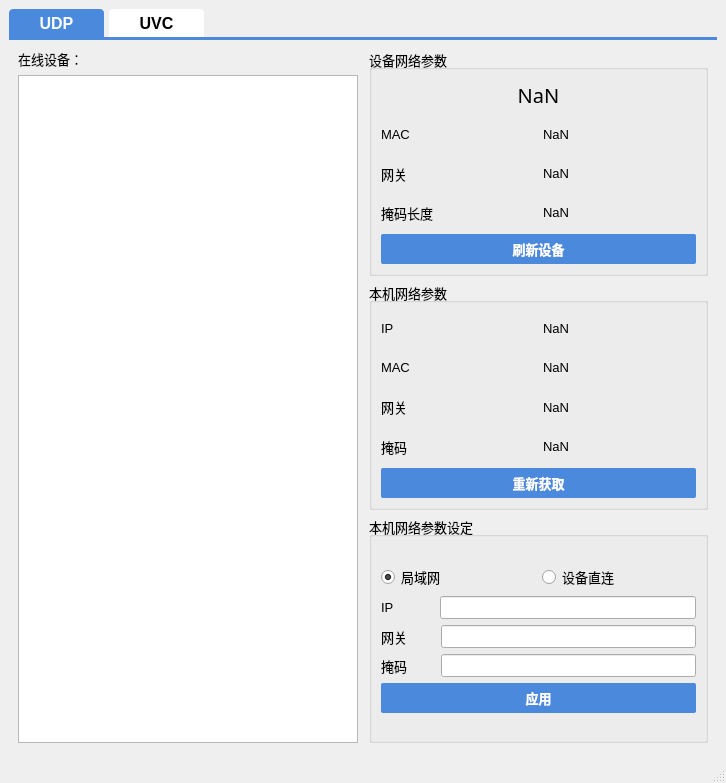
This is mainwindow.ui in zyxeeker/CameraTool_Qt as Qt 5 draws it before an edit. The edited form follows.
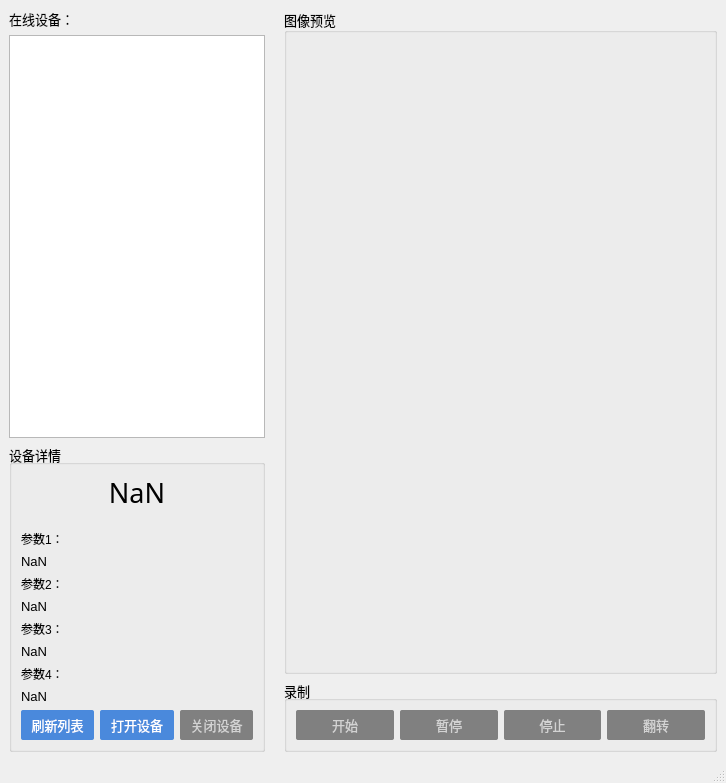
This is the edited form. The open tabs and pages were chosen to show the change. Icons and pictures are not drawn.

What changed in the file:
```diff
--- a/mainwindow.ui
+++ b/mainwindow.ui
@@ -28,674 +28,86 @@
    </property>
    <layout class="QGridLayout" name="gridLayout">
     <item row="0" column="0">
-     <widget class="QTabWidget" name="tabWidget">
-      <property name="font">
-       <font>
-        <family>Leelawadee UI</family>
-        <pointsize>12</pointsize>
-        <weight>75</weight>
-        <bold>true</bold>
-       </font>
-      </property>
-      <property name="styleSheet">
-       <string notr="true">QTabWidget::pane {
-border:none;
-border-top:3px solid #4a89dc;
-background:transparent;
-}
-QTabWidget::tab-bar {
-border:none;
-}
-QTabBar::tab {
-border: none;
-border-top-left-radius: 4px;
-border-top-right-radius: 4px;
-color: rgb(0, 0, 0);
-background: rgb(255, 255, 255, 255);
-height: 28px;
-min-width: 85px;
-margin-right: 5px;
-padding-left: 5px;
-padding-right: 5px;
-}
-QTabBar::tab:hover {
-background: #5d9cec;
-}
-QTabBar::tab:selected {
-color: white;
-background: #4a89dc;
-}
-</string>
-      </property>
-      <property name="currentIndex">
-       <number>1</number>
-      </property>
-      <widget class="QWidget" name="udp">
-       <attribute name="title">
-        <string>UDP</string>
-       </attribute>
-       <layout class="QGridLayout" name="gridLayout_9">
-        <item row="0" column="0">
-         <layout class="QGridLayout" name="gridLayout_8">
-          <item row="0" column="0">
-           <layout class="QVBoxLayout" name="verticalLayout_2">
-            <item>
-             <widget class="QLabel" name="label_13">
-              <property name="font">
-               <font>
-                <family>Microsoft YaHei UI</family>
-                <pointsize>10</pointsize>
-               </font>
-              </property>
-              <property name="text">
-               <string>在线设备：</string>
-              </property>
-             </widget>
-            </item>
-            <item>
-             <widget class="QListWidget" name="list"/>
-            </item>
-           </layout>
-          </item>
-          <item row="0" column="2">
-           <layout class="QGridLayout" name="gridLayout_7">
-            <item row="0" column="0">
-             <widget class="QGroupBox" name="groupBox">
-              <property name="font">
-               <font>
-                <family>Microsoft YaHei UI</family>
-                <pointsize>10</pointsize>
-               </font>
-              </property>
-              <property name="title">
-               <string>设备网络参数</string>
-              </property>
-              <layout class="QGridLayout" name="gridLayout_2">
-               <item row="0" column="0">
-                <layout class="QVBoxLayout" name="verticalLayout_4">
-                 <item>
-                  <layout class="QVBoxLayout" name="verticalLayout_3">
-                   <property name="spacing">
-                    <number>8</number>
-                   </property>
-                   <item>
-                    <layout class="QHBoxLayout" name="horizontalLayout_9">
-                     <item>
-                      <widget class="QLabel" name="device_ip">
-                       <property name="font">
-                        <font>
-                         <family>Candara
-                                                                                                 </family>
-                         <pointsize>15</pointsize>
-                        </font>
-                       </property>
-                       <property name="text">
-                        <string>NaN</string>
-                       </property>
-                       <property name="alignment">
-                        <set>Qt::AlignCenter</set>
-                       </property>
-                      </widget>
-                     </item>
-                    </layout>
-                   </item>
-                   <item>
-                    <layout class="QHBoxLayout" name="horizontalLayout_13">
-                     <item>
-                      <widget class="QLabel" name="label_20">
-                       <property name="font">
-                        <font>
-                         <family>Microsoft YaHei UI</family>
-                         <pointsize>10</pointsize>
-                        </font>
-                       </property>
-                       <property name="text">
-                        <string>MAC</string>
-                       </property>
-                      </widget>
-                     </item>
-                     <item>
-                      <widget class="QLabel" name="device_mac">
-                       <property name="font">
-                        <font>
-                         <family>Microsoft YaHei UI</family>
-                         <pointsize>10</pointsize>
-                        </font>
-                       </property>
-                       <property name="text">
-                        <string>NaN</string>
-                       </property>
-                      </widget>
-                     </item>
-                    </layout>
-                   </item>
-                   <item>
-                    <layout class="QHBoxLayout" name="horizontalLayout_11">
-                     <item>
-                      <widget class="QLabel" name="label_19">
-                       <property name="font">
-                        <font>
-                         <family>Microsoft YaHei UI</family>
-                         <pointsize>10</pointsize>
-                        </font>
-                       </property>
-                       <property name="text">
-                        <string>网关</string>
-                       </property>
-                      </widget>
-                     </item>
-                     <item>
-                      <widget class="QLabel" name="device_gateway">
-                       <property name="font">
-                        <font>
-                         <family>Microsoft YaHei UI</family>
-                         <pointsize>10</pointsize>
-                        </font>
-                       </property>
-                       <property name="text">
-                        <string>NaN</string>
-                       </property>
-                      </widget>
-                     </item>
-                    </layout>
-                   </item>
-                   <item>
-                    <layout class="QHBoxLayout" name="horizontalLayout_10">
-                     <item>
-                      <widget class="QLabel" name="label_16">
-                       <property name="font">
-                        <font>
-                         <family>Microsoft YaHei UI</family>
-                         <pointsize>10</pointsize>
-                        </font>
-                       </property>
-                       <property name="text">
-                        <string>掩码长度</string>
-                       </property>
-                      </widget>
-                     </item>
-                     <item>
-                      <widget class="QLabel" name="mask">
-                       <property name="font">
-                        <font>
-                         <family>Microsoft YaHei UI</family>
-                         <pointsize>10</pointsize>
-                        </font>
-                       </property>
-                       <property name="text">
-                        <string>NaN</string>
-                       </property>
-                      </widget>
-                     </item>
-                    </layout>
-                   </item>
-                  </layout>
-                 </item>
-                 <item>
-                  <widget class="QPushButton" name="do_refresh">
-                   <property name="font">
-                    <font>
-                     <family>Microsoft YaHei UI</family>
-                     <pointsize>10</pointsize>
-                     <weight>75</weight>
-                     <bold>true</bold>
-                    </font>
-                   </property>
-                   <property name="styleSheet">
-                    <string notr="true">QPushButton{
-border-radius:2px;
-background-color:white;
-padding-top:5px;
-padding-bottom:5px;
-color:white;
-background-color:#4a89dc;
-}
-
-QPushButton:hover {
-background-color:#5d9cec;
-color:white;
-}
-
-QPushButton:pressed {
-background-color:#4a89dc;
-}
-
-QPushButton:disabled {
-background-color:gray;
-color:lightgray;
-}
-</string>
-                   </property>
-                   <property name="text">
-                    <string>刷新设备</string>
-                   </property>
-                  </widget>
-                 </item>
-                </layout>
-               </item>
-              </layout>
-             </widget>
-            </item>
-            <item row="1" column="0">
-             <widget class="QGroupBox" name="groupBox_2">
-              <property name="font">
-               <font>
-                <family>Microsoft YaHei UI</family>
-                <pointsize>10</pointsize>
-               </font>
-              </property>
-              <property name="title">
-               <string>本机网络参数</string>
-              </property>
-              <layout class="QGridLayout" name="gridLayout_3">
-               <item row="0" column="0">
-                <layout class="QVBoxLayout" name="verticalLayout_5">
-                 <item>
-                  <layout class="QVBoxLayout" name="verticalLayout_6">
-                   <property name="spacing">
-                    <number>8</number>
-                   </property>
-                   <item>
-                    <layout class="QHBoxLayout" name="horizontalLayout_14">
-                     <item>
-                      <widget class="QLabel" name="label_15">
-                       <property name="font">
-                        <font>
-                         <family>Microsoft YaHei UI</family>
-                         <pointsize>10</pointsize>
-                        </font>
-                       </property>
-                       <property name="text">
-                        <string>IP</string>
-                       </property>
-                      </widget>
-                     </item>
-                     <item>
-                      <widget class="QLabel" name="local_ip">
-                       <property name="font">
-                        <font>
-                         <family>Microsoft YaHei UI</family>
-                         <pointsize>10</pointsize>
-                        </font>
-                       </property>
-                       <property name="text">
-                        <string>NaN</string>
-                       </property>
-                      </widget>
-                     </item>
-                    </layout>
-                   </item>
-                   <item>
-                    <layout class="QHBoxLayout" name="horizontalLayout_15">
-                     <item>
-                      <widget class="QLabel" name="label_21">
-                       <property name="font">
-                        <font>
-                         <family>Microsoft YaHei UI</family>
-                         <pointsize>10</pointsize>
-                        </font>
-                       </property>
-                       <property name="text">
-                        <string>MAC</string>
-                       </property>
-                      </widget>
-                     </item>
-                     <item>
-                      <widget class="QLabel" name="local_mac">
-                       <property name="font">
-                        <font>
-                         <family>Microsoft YaHei UI</family>
-                         <pointsize>10</pointsize>
-                        </font>
-                       </property>
-                       <property name="text">
-                        <string>NaN</string>
-                       </property>
-                      </widget>
-                     </item>
-                    </layout>
-                   </item>
-                   <item>
-                    <layout class="QHBoxLayout" name="horizontalLayout_16">
-                     <item>
-                      <widget class="QLabel" name="label_22">
-                       <property name="font">
-                        <font>
-                         <family>Microsoft YaHei UI</family>
-                         <pointsize>10</pointsize>
-                        </font>
-                       </property>
-                       <property name="text">
-                        <string>网关</string>
-                       </property>
-                      </widget>
-                     </item>
-                     <item>
-                      <widget class="QLabel" name="local_gateway">
-                       <property name="font">
-                        <font>
-                         <family>Microsoft YaHei UI</family>
-                         <pointsize>10</pointsize>
-                        </font>
-                       </property>
-                       <property name="text">
-                        <string>NaN</string>
-                       </property>
-                      </widget>
-                     </item>
-                    </layout>
-                   </item>
-                   <item>
-                    <layout class="QHBoxLayout" name="horizontalLayout_17">
-                     <item>
-                      <widget class="QLabel" name="label_17">
-                       <property name="font">
-                        <font>
-                         <family>Microsoft YaHei UI</family>
-                         <pointsize>10</pointsize>
-                        </font>
-                       </property>
-                       <property name="text">
-                        <string>掩码</string>
-                       </property>
-                      </widget>
-                     </item>
-                     <item>
-                      <widget class="QLabel" name="local_mask">
-                       <property name="font">
-                        <font>
-                         <family>Microsoft YaHei UI</family>
-                         <pointsize>10</pointsize>
-                        </font>
-                       </property>
-                       <property name="text">
-                        <string>NaN</string>
-                       </property>
-                      </widget>
-                     </item>
-                    </layout>
-                   </item>
-                  </layout>
-                 </item>
-                 <item>
-                  <widget class="QPushButton" name="local_refresh">
-                   <property name="font">
-                    <font>
-                     <family>Microsoft YaHei UI</family>
-                     <pointsize>10</pointsize>
-                     <weight>75</weight>
-                     <bold>true</bold>
-                    </font>
-                   </property>
-                   <property name="styleSheet">
-                    <string notr="true">QPushButton{
-border-radius:2px;
-background-color:white;
-padding-top:5px;
-padding-bottom:5px;
-color:white;
-background-color:#4a89dc;
-}
-
-QPushButton:hover {
-background-color:#5d9cec;
-color:white;
-}
-
-QPushButton:pressed {
-background-color:#4a89dc;
-}
-
-QPushButton:disabled {
-background-color:gray;
-color:lightgray;
-}
-</string>
-                   </property>
-                   <property name="text">
-                    <string>重新获取</string>
-                   </property>
-                  </widget>
-                 </item>
-                </layout>
-               </item>
-              </layout>
-             </widget>
-            </item>
-            <item row="2" column="0">
-             <widget class="QGroupBox" name="groupBox_3">
-              <property name="font">
-               <font>
-                <family>Microsoft YaHei UI</family>
-                <pointsize>10</pointsize>
-               </font>
-              </property>
-              <property name="title">
-               <string>本机网络参数设定</string>
-              </property>
-              <layout class="QGridLayout" name="gridLayout_4">
-               <item row="0" column="0">
-                <layout class="QVBoxLayout" name="verticalLayout">
-                 <item>
-                  <layout class="QHBoxLayout" name="horizontalLayout">
-                   <item>
-                    <widget class="QRadioButton" name="lan">
-                     <property name="font">
-                      <font>
-                       <family>Microsoft YaHei UI</family>
-                      </font>
-                     </property>
-                     <property name="text">
-                      <string>局域网</string>
-                     </property>
-                     <property name="checked">
-                      <bool>true</bool>
-                     </property>
-                    </widget>
-                   </item>
-                   <item>
-                    <widget class="QRadioButton" name="direct">
-                     <property name="font">
-                      <font>
-                       <family>Microsoft YaHei UI</family>
-                      </font>
-                     </property>
-                     <property name="text">
-                      <string>设备直连</string>
-                     </property>
-                    </widget>
-                   </item>
-                  </layout>
-                 </item>
-                 <item>
-                  <layout class="QHBoxLayout" name="horizontalLayout_5">
-                   <item>
-                    <widget class="QLabel" name="label">
-                     <property name="font">
-                      <font>
-                       <family>Microsoft YaHei UI</family>
-                      </font>
-                     </property>
-                     <property name="text">
-                      <string>IP</string>
-                     </property>
-                    </widget>
-                   </item>
-                   <item>
-                    <spacer name="horizontalSpacer">
-                     <property name="orientation">
-                      <enum>Qt::Horizontal</enum>
-                     </property>
-                     <property name="sizeType">
-                      <enum>QSizePolicy::Minimum</enum>
-                     </property>
-                     <property name="sizeHint" stdset="0">
-                      <size>
-                       <width>40</width>
-                       <height>20</height>
-                      </size>
-                     </property>
-                    </spacer>
-                   </item>
-                   <item>
-                    <widget class="QLineEdit" name="ip_input">
-                     <property name="maxLength">
-                      <number>15</number>
-                     </property>
-                    </widget>
-                   </item>
-                  </layout>
-                 </item>
-                 <item>
-                  <layout class="QHBoxLayout" name="horizontalLayout_6">
-                   <item>
-                    <widget class="QLabel" name="label_2">
-                     <property name="font">
-                      <font>
-                       <family>Microsoft YaHei UI</family>
-                      </font>
-                     </property>
-                     <property name="text">
-                      <string>网关</string>
-                     </property>
-                    </widget>
-                   </item>
-                   <item>
-                    <spacer name="horizontalSpacer_2">
-                     <property name="orientation">
-                      <enum>Qt::Horizontal</enum>
-                     </property>
-                     <property name="sizeType">
-                      <enum>QSizePolicy::Minimum</enum>
-                     </property>
-                     <property name="sizeHint" stdset="0">
-                      <size>
-                       <width>28</width>
-                       <height>20</height>
-                      </size>
-                     </property>
-                    </spacer>
-                   </item>
-                   <item>
-                    <widget class="QLineEdit" name="gateway_input"/>
-                   </item>
-                  </layout>
-                 </item>
-                 <item>
-                  <layout class="QHBoxLayout" name="horizontalLayout_2">
-                   <item>
-                    <widget class="QLabel" name="label_3">
-                     <property name="font">
-                      <font>
-                       <family>Microsoft YaHei UI</family>
-                      </font>
-                     </property>
-                     <property name="text">
-                      <string>掩码</string>
-                     </property>
-                    </widget>
-                   </item>
-                   <item>
-                    <spacer name="horizontalSpacer_3">
-                     <property name="orientation">
-                      <enum>Qt::Horizontal</enum>
-                     </property>
-                     <property name="sizeType">
-                      <enum>QSizePolicy::Minimum</enum>
-                     </property>
-                     <property name="sizeHint" stdset="0">
-                      <size>
-                       <width>28</width>
-                       <height>20</height>
-                      </size>
-                     </property>
-                    </spacer>
-                   </item>
-                   <item>
-                    <widget class="QLineEdit" name="mask_input">
-                     <property name="maxLength">
-                      <number>15</number>
-                     </property>
-                    </widget>
-                   </item>
-                  </layout>
-                 </item>
-                 <item>
-                  <widget class="QPushButton" name="apply">
-                   <property name="font">
-                    <font>
-                     <family>Microsoft YaHei UI</family>
-                     <pointsize>10</pointsize>
-                     <weight>75</weight>
-                     <bold>true</bold>
-                    </font>
-                   </property>
-                   <property name="styleSheet">
-                    <string notr="true">QPushButton{
-border-radius:2px;
-background-color:white;
-padding-top:5px;
-padding-bottom:5px;
-color:white;
-background-color:#4a89dc;
-}
-
-QPushButton:hover {
-background-color:#5d9cec;
-color:white;
-}
-
-QPushButton:pressed {
-background-color:#4a89dc;
-}
-
-QPushButton:disabled {
-background-color:gray;
-color:lightgray;
-}
-</string>
-                   </property>
-                   <property name="text">
-                    <string>应用</string>
-                   </property>
-                  </widget>
-                 </item>
-                </layout>
-               </item>
-              </layout>
-             </widget>
-            </item>
-           </layout>
-          </item>
-          <item row="0" column="1">
-           <spacer name="horizontalSpacer_7">
-            <property name="orientation">
-             <enum>Qt::Horizontal</enum>
-            </property>
-            <property name="sizeType">
-             <enum>QSizePolicy::Minimum</enum>
-            </property>
-            <property name="sizeHint" stdset="0">
-             <size>
-              <width>5</width>
-              <height>20</height>
-             </size>
-            </property>
-           </spacer>
-          </item>
-         </layout>
-        </item>
-       </layout>
-      </widget>
-      <widget class="QWidget" name="uvc">
-       <attribute name="title">
-        <string>UVC</string>
-       </attribute>
-       <layout class="QGridLayout" name="gridLayout_13">
-        <item row="0" column="0">
          <layout class="QGridLayout" name="gridLayout_12">
           <item row="0" column="2">
            <layout class="QGridLayout" name="gridLayout_6">
+        <item row="1" column="0">
+         <widget class="QGroupBox" name="groupBox_4">
+          <property name="font">
+           <font>
+            <family>Microsoft YaHei</family>
+            <pointsize>10</pointsize>
+           </font>
+          </property>
+          <property name="title">
+           <string>图像预览</string>
+          </property>
+          <layout class="QGridLayout" name="gridLayout_11">
+           <item row="1" column="2">
+            <spacer name="horizontalSpacer_5">
+             <property name="orientation">
+              <enum>Qt::Horizontal</enum>
+             </property>
+             <property name="sizeHint" stdset="0">
+              <size>
+               <width>40</width>
+               <height>20</height>
+              </size>
+             </property>
+            </spacer>
+           </item>
+           <item row="1" column="0">
+            <spacer name="horizontalSpacer_4">
+             <property name="orientation">
+              <enum>Qt::Horizontal</enum>
+             </property>
+             <property name="sizeHint" stdset="0">
+              <size>
+               <width>40</width>
+               <height>20</height>
+              </size>
+             </property>
+            </spacer>
+           </item>
+           <item row="1" column="1">
+            <widget class="QLabel" name="frame">
+             <property name="pixmap">
+              <pixmap resource="image.qrc">:/image/res/no_signal.png</pixmap>
+             </property>
+             <property name="scaledContents">
+              <bool>true</bool>
+             </property>
+            </widget>
+           </item>
+           <item row="2" column="1">
+            <spacer name="verticalSpacer_3">
+             <property name="orientation">
+              <enum>Qt::Vertical</enum>
+             </property>
+             <property name="sizeHint" stdset="0">
+              <size>
+               <width>20</width>
+               <height>40</height>
+              </size>
+             </property>
+            </spacer>
+           </item>
+           <item row="0" column="1">
+            <spacer name="verticalSpacer_2">
+             <property name="orientation">
+              <enum>Qt::Vertical</enum>
+             </property>
+             <property name="sizeHint" stdset="0">
+              <size>
+               <width>20</width>
+               <height>40</height>
+              </size>
+             </property>
+            </spacer>
+           </item>
+          </layout>
+         </widget>
+        </item>
             <item row="2" column="0">
              <widget class="QGroupBox" name="groupBox_5">
               <property name="font">
@@ -898,84 +310,23 @@
               </layout>
              </widget>
             </item>
-            <item row="1" column="0">
-             <widget class="QGroupBox" name="groupBox_4">
-              <property name="font">
-               <font>
-                <family>Microsoft YaHei</family>
-                <pointsize>10</pointsize>
-               </font>
-              </property>
-              <property name="title">
-               <string>图像预览</string>
-              </property>
-              <layout class="QGridLayout" name="gridLayout_11">
-               <item row="1" column="0">
-                <spacer name="horizontalSpacer_4">
-                 <property name="orientation">
-                  <enum>Qt::Horizontal</enum>
-                 </property>
-                 <property name="sizeHint" stdset="0">
-                  <size>
-                   <width>40</width>
-                   <height>20</height>
-                  </size>
-                 </property>
-                </spacer>
-               </item>
-               <item row="1" column="1">
-                <widget class="QLabel" name="frame">
-                 <property name="pixmap">
-                  <pixmap resource="image.qrc">:/image/res/no_signal.png</pixmap>
-                 </property>
-                 <property name="scaledContents">
-                  <bool>true</bool>
-                 </property>
-                </widget>
-               </item>
-               <item row="2" column="1">
-                <spacer name="verticalSpacer_3">
-                 <property name="orientation">
-                  <enum>Qt::Vertical</enum>
-                 </property>
-                 <property name="sizeHint" stdset="0">
-                  <size>
-                   <width>20</width>
-                   <height>40</height>
-                  </size>
-                 </property>
-                </spacer>
-               </item>
-               <item row="1" column="2">
-                <spacer name="horizontalSpacer_5">
-                 <property name="orientation">
-                  <enum>Qt::Horizontal</enum>
-                 </property>
-                 <property name="sizeHint" stdset="0">
-                  <size>
-                   <width>40</width>
-                   <height>20</height>
-                  </size>
-                 </property>
-                </spacer>
+       </layout>
                </item>
                <item row="0" column="1">
-                <spacer name="verticalSpacer_2">
+       <spacer name="horizontalSpacer_6">
                  <property name="orientation">
-                  <enum>Qt::Vertical</enum>
+         <enum>Qt::Horizontal</enum>
+        </property>
+        <property name="sizeType">
+         <enum>QSizePolicy::Minimum</enum>
                  </property>
                  <property name="sizeHint" stdset="0">
                   <size>
-                   <width>20</width>
-                   <height>40</height>
+          <width>13</width>
+          <height>20</height>
                   </size>
                  </property>
                 </spacer>
-               </item>
-              </layout>
-             </widget>
-            </item>
-           </layout>
           </item>
           <item row="0" column="0">
            <layout class="QVBoxLayout" name="verticalLayout_11">
@@ -1284,27 +635,7 @@
             </item>
            </layout>
           </item>
-          <item row="0" column="1">
-           <spacer name="horizontalSpacer_6">
-            <property name="orientation">
-             <enum>Qt::Horizontal</enum>
-            </property>
-            <property name="sizeType">
-             <enum>QSizePolicy::Minimum</enum>
-            </property>
-            <property name="sizeHint" stdset="0">
-             <size>
-              <width>5</width>
-              <height>20</height>
-             </size>
-            </property>
-           </spacer>
-          </item>
-         </layout>
-        </item>
-       </layout>
-      </widget>
-     </widget>
+     </layout>
     </item>
    </layout>
   </widget>
```
Lines whose indentation alone changed are shown as unchanged.
